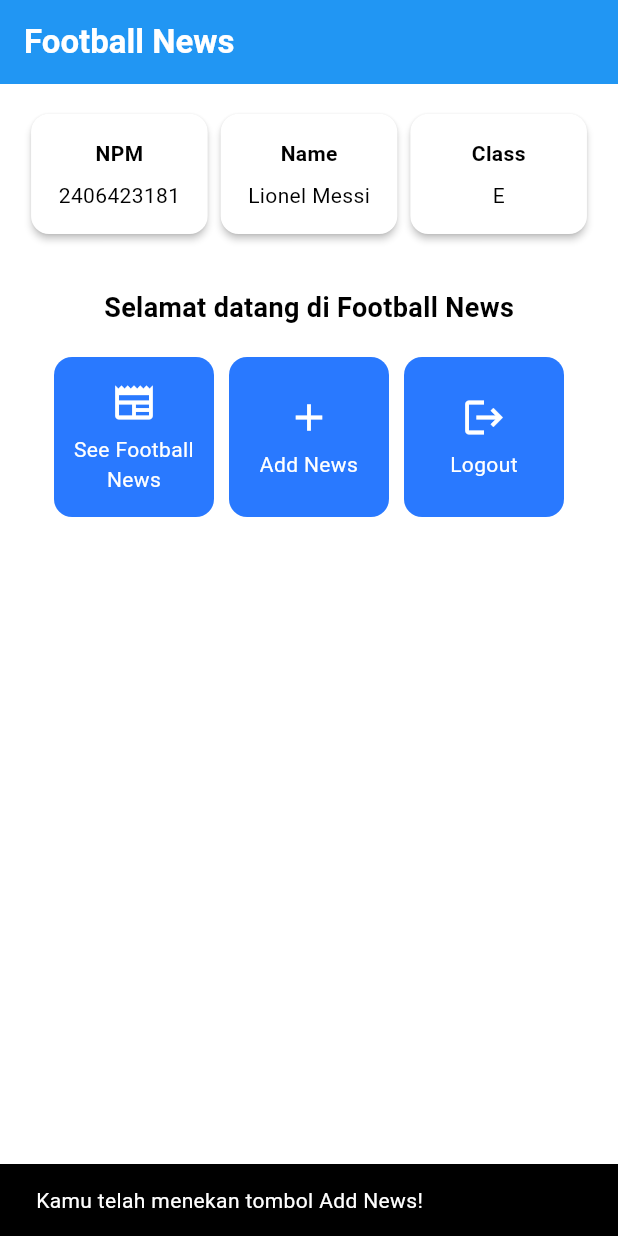
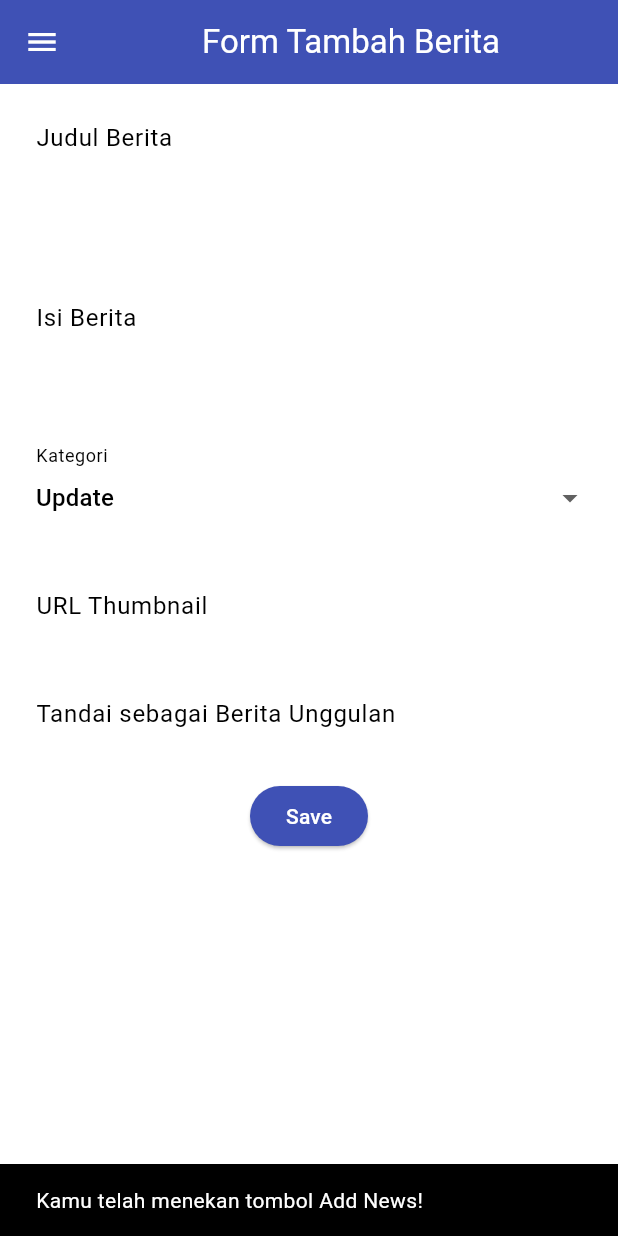
Before and after one commit to ericmaeda/football-news-mobile, a Flutter app: the screen it shows after launch, after a tap on "Add News", on a phone screen of 412 x 824 dp. Run offline on Flutter 3.47's test engine with Material 3 defaults, Android fonts, the phone set to English and light mode, and no system bars.

Commit message:
feat: Tutorial 7

```diff
--- a/lib/main.dart
+++ b/lib/main.dart
@@ -1,5 +1,5 @@
 import 'package:flutter/material.dart';
-import 'package:football_news_mobile/menu.dart';
+import 'package:football_news_mobile/screens/menu.dart';
 
 void main() {
   runApp(const MyApp());
--- a/lib/menu.dart
+++ b/lib/screens/menu.dart
@@ -1,4 +1,6 @@
 import 'package:flutter/material.dart';
+import 'package:football_news_mobile/widgets/news_card.dart';
+import 'package:football_news_mobile/widgets/left_drawer.dart';
 
 class MyHomePage extends StatelessWidget {
   MyHomePage({super.key});
@@ -30,6 +32,7 @@ class MyHomePage extends StatelessWidget {
         // Warna latar belakang AppBar diambil dari skema warna tema aplikasi.
         backgroundColor: Theme.of(context).colorScheme.primary,
       ),
+      drawer: LeftDrawer(),
       // Body halaman dengan padding di sekelilingnya.
       body: Padding(
         padding: const EdgeInsets.all(16.0),
@@ -54,7 +57,6 @@ class MyHomePage extends StatelessWidget {
             Center(
               child: Column(
                 // Menyusun teks dan grid item secara vertikal.
-
                 children: [
                   // Menampilkan teks sambutan dengan gaya tebal dan ukuran 18.
                   const Padding(
@@ -93,60 +95,6 @@ class MyHomePage extends StatelessWidget {
   }
 }
 
-class ItemCard extends StatelessWidget {
-  // Menampilkan kartu dengan ikon dan nama.
-
-  final ItemHomepage item;
-
-  const ItemCard(this.item, {super.key});
-
-  @override
-  Widget build(BuildContext context) {
-    return Material(
-      // Menentukan warna latar belakang dari tema aplikasi.
-      color: Theme.of(context).colorScheme.secondary,
-      // Membuat sudut kartu melengkung.
-      borderRadius: BorderRadius.circular(12),
-
-      child: InkWell(
-        // Aksi ketika kartu ditekan.
-        onTap: () {
-          // Menampilkan pesan SnackBar saat kartu ditekan.
-          ScaffoldMessenger.of(context)
-            ..hideCurrentSnackBar()
-            ..showSnackBar(
-              SnackBar(content: Text("Kamu telah menekan tombol ${item.name}!"))
-            );
-        },
-        // Container untuk menyimpan Icon dan Text
-        child: Container(
-          padding: const EdgeInsets.all(8),
-          child: Center(
-            child: Column(
-              // Menyusun ikon dan teks di tengah kartu.
-              mainAxisAlignment: MainAxisAlignment.center,
-              children: [
-                Icon(
-                  item.icon,
-                  color: Colors.white,
-                  size: 30.0,
-                ),
-                const Padding(padding: EdgeInsets.all(3)),
-                Text(
-                  item.name,
-                  textAlign: TextAlign.center,
-                  style: const TextStyle(color: Colors.white),
-                ),
-              ],
-            ),
-          ),
-        ),
-      ),
-    );
-  }
-
-}
-
 class ItemHomepage {
   final String name;
   final IconData icon;
@@ -158,8 +106,8 @@ class ItemHomepage {
 class InfoCard extends StatelessWidget {
   // Kartu informasi yang menampilkan title dan content.
 
-  final String title;  // Judul kartu.
-  final String content;  // Isi kartu.
+  final String title; // Judul kartu.
+  final String content; // Isi kartu.
 
   const InfoCard({super.key, required this.title, required this.content});
 
@@ -170,15 +118,14 @@ class InfoCard extends StatelessWidget {
       elevation: 2.0,
       child: Container(
         // Mengatur ukuran dan jarak di dalam kartu.
-        width: MediaQuery.of(context).size.width / 3.5, // menyesuaikan dengan lebar device yang digunakan.
+        width:
+            MediaQuery.of(context).size.width /
+            3.5, // menyesuaikan dengan lebar device yang digunakan.
         padding: const EdgeInsets.all(16.0),
         // Menyusun title dan content secara vertikal.
         child: Column(
           children: [
-            Text(
-              title,
-              style: const TextStyle(fontWeight: FontWeight.bold),
-            ),
+            Text(title, style: const TextStyle(fontWeight: FontWeight.bold)),
             const SizedBox(height: 8.0),
             Text(content),
           ],
--- /dev/null
+++ b/lib/screens/newslist_form.dart
@@ -0,0 +1,208 @@
+import 'package:flutter/material.dart';
+import 'package:football_news_mobile/widgets/left_drawer.dart';
+
+class NewsFormPage extends StatefulWidget {
+  const NewsFormPage({super.key});
+
+  @override
+  State<NewsFormPage> createState() => _NewsFormPageState();
+}
+
+class _NewsFormPageState extends State<NewsFormPage> {
+  final _formKey = GlobalKey<FormState>();
+
+  String _title = "";
+  String _content = "";
+  String _category = "update"; // default
+  String _thumbnail = "";
+  bool _isFeatured = false; // default
+
+  final List<String> _categories = [
+    'transfer',
+    'update',
+    'exclusive',
+    'match',
+    'rumor',
+    'analysis',
+  ];
+
+  @override
+  Widget build(BuildContext context) {
+    return Scaffold(
+      appBar: AppBar(
+        title: const Center(child: Text('Form Tambah Berita')),
+        backgroundColor: Colors.indigo,
+        foregroundColor: Colors.white,
+      ),
+      drawer: LeftDrawer(),
+      body: Form(
+        key: _formKey,
+        child: SingleChildScrollView(
+          child: Column(
+            crossAxisAlignment: CrossAxisAlignment.start,
+            children: [
+              // === Title ===
+              Padding(
+                padding: const EdgeInsets.all(8.0),
+                child: TextFormField(
+                  decoration: InputDecoration(
+                    hintText: "Judul Berita",
+                    labelText: "Judul Berita",
+                    border: OutlineInputBorder(
+                      borderRadius: BorderRadius.circular(5.0),
+                    ),
+                  ),
+                  onChanged: (String? value) {
+                    setState(() {
+                      _title = value!;
+                    });
+                  },
+                  validator: (String? value) {
+                    if (value == null || value.isEmpty) {
+                      return "Judul tidak boleh kosong!";
+                    }
+                    return null;
+                  },
+                ),
+              ),
+              // === Content ===
+              Padding(
+                padding: const EdgeInsets.all(8.0),
+                child: TextFormField(
+                  maxLines: 5,
+                  decoration: InputDecoration(
+                    hintText: "Isi Berita",
+                    labelText: "Isi Berita",
+                    border: OutlineInputBorder(
+                      borderRadius: BorderRadius.circular(5.0),
+                    ),
+                  ),
+                  onChanged: (String? value) {
+                    setState(() {
+                      _content = value!;
+                    });
+                  },
+                  validator: (String? value) {
+                    if (value == null || value.isEmpty) {
+                      return "Isi berita tidak boleh kosong!";
+                    }
+                    return null;
+                  },
+                ),
+              ),
+
+              // === Category ===
+              Padding(
+                padding: const EdgeInsets.all(8.0),
+                child: DropdownButtonFormField<String>(
+                  decoration: InputDecoration(
+                    labelText: "Kategori",
+                    border: OutlineInputBorder(
+                      borderRadius: BorderRadius.circular(5.0),
+                    ),
+                  ),
+                  value: _category,
+                  items: _categories
+                      .map(
+                        (cat) => DropdownMenuItem(
+                          value: cat,
+                          child: Text(cat[0].toUpperCase() + cat.substring(1)),
+                        ),
+                      )
+                      .toList(),
+                  onChanged: (String? newValue) {
+                    setState(() {
+                      _category = newValue!;
+                    });
+                  },
+                ),
+              ),
+
+              // === Thumbnail URL ===
+              Padding(
+                padding: const EdgeInsets.all(8.0),
+                child: TextFormField(
+                  decoration: InputDecoration(
+                    hintText: "URL Thumbnail (opsional)",
+                    labelText: "URL Thumbnail",
+                    border: OutlineInputBorder(
+                      borderRadius: BorderRadius.circular(5.0),
+                    ),
+                  ),
+                  onChanged: (String? value) {
+                    setState(() {
+                      _thumbnail = value!;
+                    });
+                  },
+                ),
+              ),
+
+              // === Is Featured ===
+              Padding(
+                padding: const EdgeInsets.all(8.0),
+                child: SwitchListTile(
+                  title: const Text("Tandai sebagai Berita Unggulan"),
+                  value: _isFeatured,
+                  onChanged: (bool value) {
+                    setState(() {
+                      _isFeatured = value;
+                    });
+                  },
+                ),
+              ),
+
+              // === Tombol Simpan ===
+              Align(
+                alignment: Alignment.bottomCenter,
+                child: Padding(
+                  padding: const EdgeInsets.all(8.0),
+                  child: ElevatedButton(
+                    style: ButtonStyle(
+                      backgroundColor: MaterialStateProperty.all(Colors.indigo),
+                    ),
+                    onPressed: () {
+                      if (_formKey.currentState!.validate()) {
+                        showDialog(
+                          context: context,
+                          builder: (context) {
+                            return AlertDialog(
+                              title: const Text('Produk berhasil tersimpan'),
+                              content: SingleChildScrollView(
+                                child: Column(
+                                  crossAxisAlignment: CrossAxisAlignment.start,
+                                  children: [
+                                    Text('Judul: $_title'),
+                                    Text('Content: $_content'),
+                                    Text('Category: $_category'),
+                                    Text('Thumbnail: $_thumbnail'),
+                                  ],
+                                ),
+                              ),
+                              actions: [
+                                TextButton(
+                                  child: const Text('OK'),
+                                  onPressed: () {
+                                    Navigator.pop(context);
+                                  },
+                                ),
+                              ],
+                            );
+                          },
+                        );
+                        _formKey.currentState!.reset();
+                      }
+                    },
+                    child: const Text(
+                      "Save",
+                      style: TextStyle(color: Colors.white),
+                    ),
+                  ),
+                ),
+              ),
+            ],
+          ),
+        ),
+      ),
+    );
+  }
+}
--- /dev/null
+++ b/lib/widgets/left_drawer.dart
@@ -0,0 +1,69 @@
+import 'package:flutter/material.dart';
+import 'package:football_news_mobile/screens/menu.dart';
+import 'package:football_news_mobile/screens/newslist_form.dart';
+
+class LeftDrawer extends StatelessWidget {
+  const LeftDrawer({super.key});
+
+  @override
+  Widget build(BuildContext context) {
+    return Drawer(
+      child: ListView(
+        children: [
+          const DrawerHeader(
+            decoration: BoxDecoration(color: Colors.blue),
+            child: Column(
+              children: [
+                Text(
+                  'Football News',
+                  textAlign: TextAlign.center,
+                  style: TextStyle(
+                    fontSize: 30,
+                    fontWeight: FontWeight.bold,
+                    color: Colors.white,
+                  ),
+                ),
+                Padding(padding: EdgeInsets.all(10)),
+                Text(
+                  "Seluruh berita sepak bola terkini di sini!",
+                  textAlign: TextAlign.center,
+                  style: TextStyle(
+                    fontSize: 15,
+                    color: Colors.white,
+                    fontWeight: FontWeight.normal,
+                  ),
+                ),
+              ],
+            ),
+          ),
+          ListTile(
+            leading: const Icon(Icons.home_outlined),
+            title: const Text('Home'),
+            // Bagian redirection ke MyHomePage
+            onTap: () {
+              Navigator.pushReplacement(
+                context,
+                MaterialPageRoute(builder: (context) => MyHomePage()),
+              );
+            },
+          ),
+          ListTile(
+            leading: const Icon(Icons.post_add),
+            title: const Text('Add News'),
+            // Bagian redirection ke NewsFormPage
+            onTap: () {
+              Navigator.pushReplacement(
+                context,
+                MaterialPageRoute(builder: (context) => const NewsFormPage()),
+              );
+            },
+          ),
+          ListTile(
+            leading: const Icon(Icons.article_outlined),
+            title: const Text('Detail News'),
+          ),
+        ],
+      ),
+    );
+  }
+}
--- /dev/null
+++ b/lib/widgets/news_card.dart
@@ -0,0 +1,64 @@
+import 'package:flutter/material.dart';
+import 'package:football_news_mobile/screens/newslist_form.dart';
+import 'package:football_news_mobile/screens/menu.dart';
+
+class ItemCard extends StatelessWidget {
+  // Menampilkan kartu dengan ikon dan nama.
+
+  final ItemHomepage item;
+
+  const ItemCard(this.item, {super.key});
+
+  @override
+  Widget build(BuildContext context) {
+    return Material(
+      // Menentukan warna latar belakang dari tema aplikasi.
+      color: Theme.of(context).colorScheme.secondary,
+      // Membuat sudut kartu melengkung.
+      borderRadius: BorderRadius.circular(12),
+
+      child: InkWell(
+        // Aksi ketika kartu ditekan.
+        onTap: () {
+          // Memunculkan SnackBar ketika diklik
+          ScaffoldMessenger.of(context)
+            ..hideCurrentSnackBar()
+            ..showSnackBar(
+              SnackBar(
+                content: Text("Kamu telah menekan tombol ${item.name}!"),
+              ),
+            );
+
+          // Navigate ke route yang sesuai (tergantung jenis tombol)
+          if (item.name == "Add News") {
+            // TODO: Gunakan Navigator.push untuk melakukan navigasi ke MaterialPageRoute yang mencakup NewsFormPage.
+            Navigator.push(
+              context,
+              MaterialPageRoute(builder: (context) => NewsFormPage()),
+            );
+
+          }
+        },
+        // Container untuk menyimpan Icon dan Text
+        child: Container(
+          padding: const EdgeInsets.all(8),
+          child: Center(
+            child: Column(
+              // Menyusun ikon dan teks di tengah kartu.
+              mainAxisAlignment: MainAxisAlignment.center,
+              children: [
+                Icon(item.icon, color: Colors.white, size: 30.0),
+                const Padding(padding: EdgeInsets.all(3)),
+                Text(
+                  item.name,
+                  textAlign: TextAlign.center,
+                  style: const TextStyle(color: Colors.white),
+                ),
+              ],
+            ),
+          ),
+        ),
+      ),
+    );
+  }
+}
```
Lines whose indentation alone changed are shown as unchanged.
